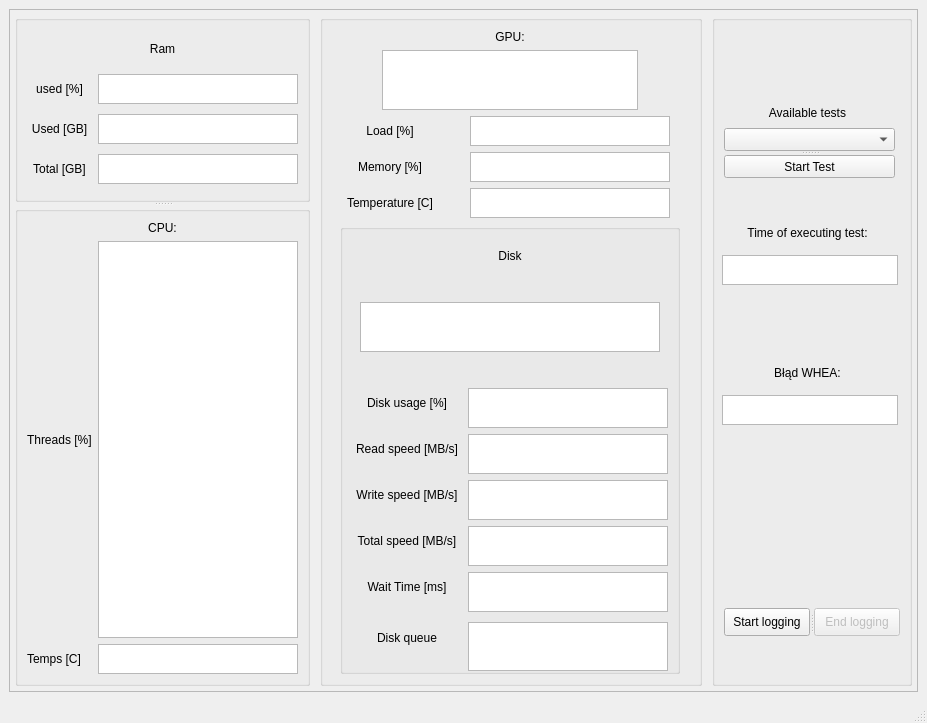
This is gui.ui in Janders8/resource-monitor as Qt 5 draws it before an edit. The edited form follows.
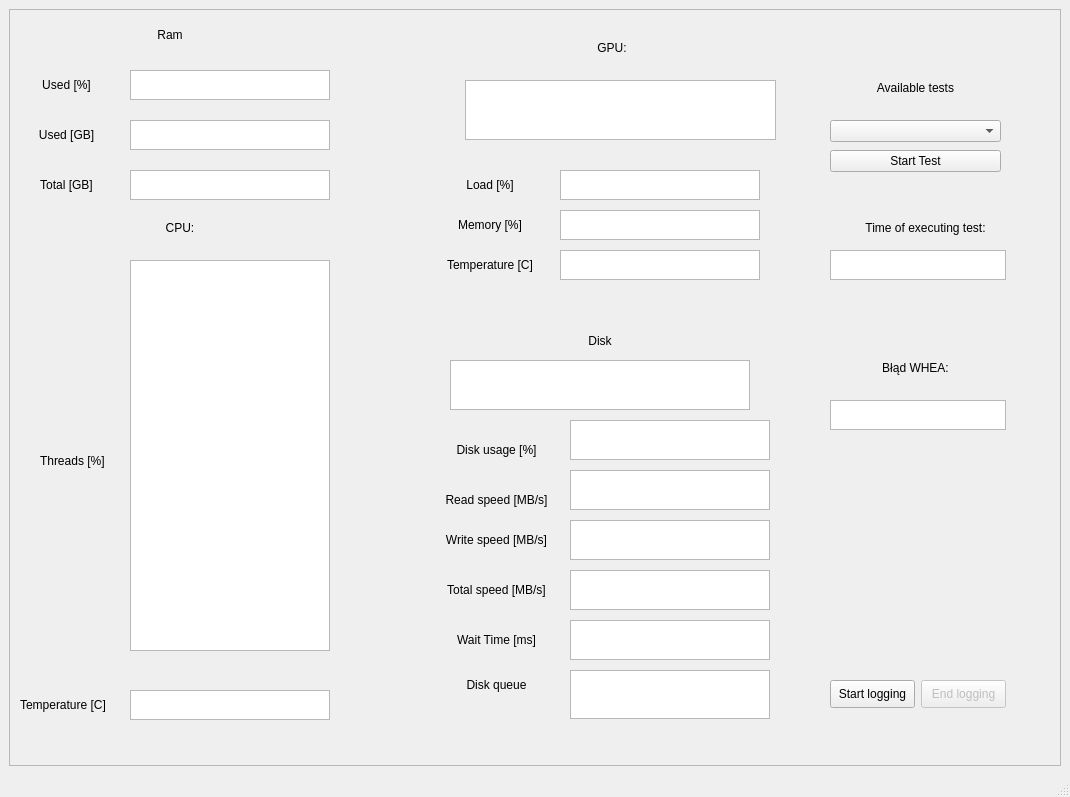
This is the edited form.

Diff of the .ui file:
```diff
--- a/gui.ui
+++ b/gui.ui
@@ -6,8 +6,8 @@
    <rect>
     <x>0</x>
     <y>0</y>
-    <width>927</width>
-    <height>723</height>
+    <width>1070</width>
+    <height>797</height>
    </rect>
   </property>
   <property name="mouseTracking">
@@ -28,249 +28,19 @@
         <rect>
          <x>0</x>
          <y>0</y>
-         <width>903</width>
-         <height>648</height>
+         <width>1046</width>
+         <height>722</height>
         </rect>
        </property>
-       <layout class="QGridLayout" name="gridLayout_3">
-        <property name="leftMargin">
-         <number>5</number>
-        </property>
-        <property name="topMargin">
-         <number>5</number>
-        </property>
-        <property name="rightMargin">
-         <number>5</number>
-        </property>
-        <property name="bottomMargin">
-         <number>5</number>
-        </property>
-        <property name="spacing">
-         <number>10</number>
-        </property>
-        <item row="0" column="1">
-         <layout class="QGridLayout" name="gridLayout_5">
-          <item row="0" column="2">
-           <widget class="QGroupBox" name="groupBox_6">
-            <property name="minimumSize">
-             <size>
-              <width>200</width>
-              <height>400</height>
-             </size>
-            </property>
-            <property name="maximumSize">
-             <size>
-              <width>200</width>
-              <height>16777215</height>
-             </size>
-            </property>
-            <property name="title">
-             <string/>
-            </property>
-            <widget class="QSplitter" name="splitter_3">
-             <property name="geometry">
-              <rect>
-               <x>12</x>
-               <y>113</y>
-               <width>171</width>
-               <height>50</height>
-              </rect>
-             </property>
-             <property name="orientation">
-              <enum>Qt::Vertical</enum>
-             </property>
-             <widget class="QComboBox" name="comboBoxTests">
-              <property name="maximumSize">
-               <size>
-                <width>16777215</width>
-                <height>40</height>
-               </size>
-              </property>
-             </widget>
-             <widget class="QPushButton" name="startTest">
-              <property name="sizePolicy">
-               <sizepolicy hsizetype="Minimum" vsizetype="Fixed">
-                <horstretch>0</horstretch>
-                <verstretch>0</verstretch>
-               </sizepolicy>
-              </property>
-              <property name="maximumSize">
-               <size>
-                <width>16777215</width>
-                <height>40</height>
-               </size>
-              </property>
-              <property name="text">
-               <string>Start Test</string>
-              </property>
-             </widget>
-            </widget>
-            <widget class="QSplitter" name="splitter">
-             <property name="geometry">
-              <rect>
-               <x>12</x>
-               <y>593</y>
-               <width>176</width>
-               <height>28</height>
-              </rect>
-             </property>
-             <property name="sizePolicy">
-              <sizepolicy hsizetype="Expanding" vsizetype="Fixed">
-               <horstretch>0</horstretch>
-               <verstretch>0</verstretch>
-              </sizepolicy>
-             </property>
-             <property name="maximumSize">
-              <size>
-               <width>16777215</width>
-               <height>16777215</height>
-              </size>
-             </property>
-             <property name="orientation">
-              <enum>Qt::Horizontal</enum>
-             </property>
-             <widget class="QPushButton" name="StartLogging">
-              <property name="sizePolicy">
-               <sizepolicy hsizetype="Minimum" vsizetype="Fixed">
-                <horstretch>0</horstretch>
-                <verstretch>0</verstretch>
-               </sizepolicy>
-              </property>
-              <property name="text">
-               <string>Start logging</string>
-              </property>
-             </widget>
-             <widget class="QPushButton" name="EndLogging">
-              <property name="enabled">
-               <bool>false</bool>
-              </property>
-              <property name="text">
-               <string>End logging</string>
-              </property>
-             </widget>
-            </widget>
-            <widget class="QLabel" name="label_8">
-             <property name="geometry">
-              <rect>
-               <x>10</x>
-               <y>210</y>
-               <width>171</width>
-               <height>16</height>
-              </rect>
-             </property>
-             <property name="maximumSize">
-              <size>
-               <width>16777215</width>
-               <height>40</height>
-              </size>
-             </property>
-             <property name="text">
-              <string>&lt;html&gt;&lt;head/&gt;&lt;body&gt;&lt;p align=&quot;center&quot;&gt;Time of executing test:&lt;/p&gt;&lt;/body&gt;&lt;/html&gt;</string>
-             </property>
-            </widget>
-            <widget class="QTextBrowser" name="textBrowserTestTime">
-             <property name="geometry">
-              <rect>
-               <x>10</x>
-               <y>240</y>
-               <width>176</width>
-               <height>30</height>
-              </rect>
-             </property>
-             <property name="maximumSize">
-              <size>
-               <width>16777215</width>
-               <height>30</height>
-              </size>
-             </property>
-            </widget>
-            <widget class="QLabel" name="label_9">
-             <property name="geometry">
-              <rect>
-               <x>10</x>
-               <y>90</y>
-               <width>171</width>
-               <height>16</height>
-              </rect>
-             </property>
-             <property name="maximumSize">
-              <size>
-               <width>16777215</width>
-               <height>40</height>
-              </size>
-             </property>
-             <property name="text">
-              <string>&lt;html&gt;&lt;head/&gt;&lt;body&gt;&lt;p align=&quot;center&quot;&gt;Available tests&lt;/p&gt;&lt;/body&gt;&lt;/html&gt;</string>
-             </property>
-            </widget>
-            <widget class="QLabel" name="label_10">
-             <property name="geometry">
-              <rect>
-               <x>10</x>
-               <y>350</y>
-               <width>171</width>
-               <height>16</height>
-              </rect>
-             </property>
-             <property name="maximumSize">
-              <size>
-               <width>16777215</width>
-               <height>40</height>
-              </size>
-             </property>
-             <property name="text">
-              <string>&lt;html&gt;&lt;head/&gt;&lt;body&gt;&lt;p align=&quot;center&quot;&gt;Błąd WHEA:&lt;/p&gt;&lt;/body&gt;&lt;/html&gt;</string>
-             </property>
-            </widget>
-            <widget class="QTextBrowser" name="textBrowserWHEA">
-             <property name="geometry">
-              <rect>
-               <x>10</x>
-               <y>380</y>
-               <width>176</width>
-               <height>30</height>
-              </rect>
-             </property>
-             <property name="maximumSize">
-              <size>
-               <width>16777215</width>
-               <height>30</height>
-              </size>
-             </property>
-            </widget>
-           </widget>
-          </item>
-          <item row="0" column="0">
-           <widget class="QSplitter" name="splitter_2">
-            <property name="orientation">
-             <enum>Qt::Vertical</enum>
-            </property>
-            <widget class="QGroupBox" name="groupBox">
-             <property name="maximumSize">
-              <size>
-               <width>16777215</width>
-               <height>200</height>
-              </size>
-             </property>
-             <property name="title">
-              <string/>
-             </property>
-             <layout class="QGridLayout" name="gridLayout">
-              <item row="1" column="0">
-               <widget class="QLabel" name="label_5">
-                <property name="autoFillBackground">
-                 <bool>false</bool>
-                </property>
-                <property name="text">
-                 <string>used [%]</string>
-                </property>
-                <property name="alignment">
-                 <set>Qt::AlignCenter</set>
-                </property>
-               </widget>
-              </item>
-              <item row="0" column="0" colspan="2">
                <widget class="QLabel" name="label_2">
+        <property name="geometry">
+         <rect>
+          <x>20</x>
+          <y>10</y>
+          <width>280</width>
+          <height>30</height>
+         </rect>
+        </property>
                 <property name="maximumSize">
                  <size>
                   <width>16777215</width>
@@ -287,9 +57,34 @@
                  <set>Qt::AlignCenter</set>
                 </property>
                </widget>
-              </item>
-              <item row="2" column="1">
-               <widget class="QTextBrowser" name="textBrowserRamUsed">
+       <widget class="QLabel" name="label_5">
+        <property name="geometry">
+         <rect>
+          <x>20</x>
+          <y>60</y>
+          <width>73</width>
+          <height>30</height>
+         </rect>
+        </property>
+        <property name="autoFillBackground">
+         <bool>false</bool>
+        </property>
+        <property name="text">
+         <string>Used [%]</string>
+        </property>
+        <property name="alignment">
+         <set>Qt::AlignCenter</set>
+        </property>
+       </widget>
+       <widget class="QTextBrowser" name="textBrowserRamPercent">
+        <property name="geometry">
+         <rect>
+          <x>120</x>
+          <y>60</y>
+          <width>200</width>
+          <height>30</height>
+         </rect>
+        </property>
                 <property name="maximumSize">
                  <size>
                   <width>200</width>
@@ -297,9 +92,15 @@
                  </size>
                 </property>
                </widget>
-              </item>
-              <item row="2" column="0">
                <widget class="QLabel" name="label_4">
+        <property name="geometry">
+         <rect>
+          <x>20</x>
+          <y>110</y>
+          <width>73</width>
+          <height>30</height>
+         </rect>
+        </property>
                 <property name="autoFillBackground">
                  <bool>false</bool>
                 </property>
@@ -310,9 +111,15 @@
                  <set>Qt::AlignCenter</set>
                 </property>
                </widget>
-              </item>
-              <item row="1" column="1">
-               <widget class="QTextBrowser" name="textBrowserRamPercent">
+       <widget class="QTextBrowser" name="textBrowserRamUsed">
+        <property name="geometry">
+         <rect>
+          <x>120</x>
+          <y>110</y>
+          <width>200</width>
+          <height>30</height>
+         </rect>
+        </property>
                 <property name="maximumSize">
                  <size>
                   <width>200</width>
@@ -320,9 +127,15 @@
                  </size>
                 </property>
                </widget>
-              </item>
-              <item row="3" column="1">
                <widget class="QTextBrowser" name="textBrowserRamTotal">
+        <property name="geometry">
+         <rect>
+          <x>120</x>
+          <y>160</y>
+          <width>200</width>
+          <height>30</height>
+         </rect>
+        </property>
                 <property name="maximumSize">
                  <size>
                   <width>200</width>
@@ -330,9 +143,15 @@
                  </size>
                 </property>
                </widget>
-              </item>
-              <item row="3" column="0">
                <widget class="QLabel" name="label_6">
+        <property name="geometry">
+         <rect>
+          <x>20</x>
+          <y>160</y>
+          <width>73</width>
+          <height>30</height>
+         </rect>
+        </property>
                 <property name="autoFillBackground">
                  <bool>false</bool>
                 </property>
@@ -343,25 +162,34 @@
                  <set>Qt::AlignCenter</set>
                 </property>
                </widget>
-              </item>
-             </layout>
-            </widget>
-            <widget class="QGroupBox" name="groupBox_2">
-             <property name="minimumSize">
-              <size>
-               <width>0</width>
-               <height>400</height>
-              </size>
-             </property>
-             <property name="title">
-              <string/>
-             </property>
-             <layout class="QGridLayout" name="gridLayout_2">
-              <item row="2" column="1">
+       <widget class="QLabel" name="label">
+        <property name="geometry">
+         <rect>
+          <x>30</x>
+          <y>210</y>
+          <width>280</width>
+          <height>16</height>
+         </rect>
+        </property>
+        <property name="text">
+         <string>CPU:</string>
+        </property>
+        <property name="alignment">
+         <set>Qt::AlignCenter</set>
+        </property>
+       </widget>
                <widget class="QTextBrowser" name="textBrowserCpu">
                 <property name="enabled">
                  <bool>true</bool>
                 </property>
+        <property name="geometry">
+         <rect>
+          <x>120</x>
+          <y>250</y>
+          <width>200</width>
+          <height>391</height>
+         </rect>
+        </property>
                 <property name="minimumSize">
                  <size>
                   <width>200</width>
@@ -384,36 +212,44 @@
                  <enum>QAbstractScrollArea::AdjustToContents</enum>
                 </property>
                </widget>
-              </item>
-              <item row="2" column="0">
                <widget class="QLabel" name="label_3">
+        <property name="geometry">
+         <rect>
+          <x>30</x>
+          <y>240</y>
+          <width>73</width>
+          <height>421</height>
+         </rect>
+        </property>
                 <property name="text">
                  <string>Threads [%]</string>
                 </property>
                </widget>
-              </item>
-              <item row="3" column="0">
                <widget class="QLabel" name="label_7">
-                <property name="text">
-                 <string>Temps [C]</string>
-                </property>
-               </widget>
-              </item>
-              <item row="1" column="0" colspan="2">
-               <widget class="QLabel" name="label">
+        <property name="geometry">
+         <rect>
+          <x>10</x>
+          <y>680</y>
+          <width>111</width>
+          <height>30</height>
+         </rect>
+        </property>
                 <property name="text">
-                 <string>CPU:</string>
-                </property>
-                <property name="alignment">
-                 <set>Qt::AlignCenter</set>
-                </property>
-               </widget>
-              </item>
-              <item row="3" column="1">
+         <string>Temperature [C]</string>
+        </property>
+       </widget>
                <widget class="QTextBrowser" name="textBrowserCpuTemp">
                 <property name="enabled">
                  <bool>true</bool>
                 </property>
+        <property name="geometry">
+         <rect>
+          <x>120</x>
+          <y>680</y>
+          <width>200</width>
+          <height>30</height>
+         </rect>
+        </property>
                 <property name="minimumSize">
                  <size>
                   <width>200</width>
@@ -436,66 +272,15 @@
                  <bool>false</bool>
                 </property>
                </widget>
-              </item>
-             </layout>
-            </widget>
-           </widget>
-          </item>
-          <item row="0" column="1">
-           <widget class="QGroupBox" name="groupBox_4">
-            <property name="maximumSize">
-             <size>
-              <width>700</width>
-              <height>16777215</height>
-             </size>
-            </property>
-            <property name="styleSheet">
-             <string notr="true"/>
-            </property>
-            <property name="title">
-             <string/>
-            </property>
-            <layout class="QGridLayout" name="gridLayout_4">
-             <item row="2" column="0">
-              <widget class="QLabel" name="label_12">
-               <property name="maximumSize">
-                <size>
-                 <width>100</width>
-                 <height>16777215</height>
-                </size>
-               </property>
-               <property name="autoFillBackground">
-                <bool>false</bool>
-               </property>
-               <property name="text">
-                <string>Load [%]</string>
-               </property>
-               <property name="alignment">
-                <set>Qt::AlignCenter</set>
-               </property>
-              </widget>
-             </item>
-             <item row="4" column="0">
-              <widget class="QLabel" name="label_14">
-               <property name="maximumSize">
-                <size>
-                 <width>100</width>
-                 <height>16777215</height>
-                </size>
-               </property>
-               <property name="autoFillBackground">
-                <bool>false</bool>
-               </property>
-               <property name="text">
-                <string>Temperature [C]</string>
-               </property>
-               <property name="alignment">
-                <set>Qt::AlignCenter</set>
-               </property>
-              </widget>
-             </item>
-             <item row="0" column="0" colspan="2">
               <widget class="QLabel" name="label_11">
+        <property name="geometry">
+         <rect>
+          <x>430</x>
+          <y>30</y>
+          <width>344</width>
+          <height>16</height>
+         </rect>
+        </property>
                <property name="maximumSize">
                 <size>
                  <width>16777215</width>
@@ -512,9 +297,56 @@
                 <set>Qt::AlignCenter</set>
                </property>
               </widget>
-             </item>
-             <item row="3" column="0">
+       <widget class="QLabel" name="label_12">
+        <property name="geometry">
+         <rect>
+          <x>430</x>
+          <y>160</y>
+          <width>100</width>
+          <height>30</height>
+         </rect>
+        </property>
+        <property name="maximumSize">
+         <size>
+          <width>100</width>
+          <height>16777215</height>
+         </size>
+        </property>
+        <property name="autoFillBackground">
+         <bool>false</bool>
+        </property>
+        <property name="text">
+         <string>Load [%]</string>
+        </property>
+        <property name="alignment">
+         <set>Qt::AlignCenter</set>
+        </property>
+       </widget>
+       <widget class="QTextBrowser" name="textBrowserGpuLoad">
+        <property name="geometry">
+         <rect>
+          <x>550</x>
+          <y>160</y>
+          <width>200</width>
+          <height>30</height>
+         </rect>
+        </property>
+        <property name="maximumSize">
+         <size>
+          <width>200</width>
+          <height>30</height>
+         </size>
+        </property>
+       </widget>
               <widget class="QLabel" name="label_13">
+        <property name="geometry">
+         <rect>
+          <x>430</x>
+          <y>200</y>
+          <width>100</width>
+          <height>30</height>
+         </rect>
+        </property>
                <property name="maximumSize">
                 <size>
                  <width>100</width>
@@ -531,9 +363,31 @@
                 <set>Qt::AlignCenter</set>
                </property>
               </widget>
-             </item>
-             <item row="1" column="0" colspan="2" alignment="Qt::AlignHCenter">
+       <widget class="QTextBrowser" name="textBrowserGpuMemory">
+        <property name="geometry">
+         <rect>
+          <x>550</x>
+          <y>200</y>
+          <width>200</width>
+          <height>30</height>
+         </rect>
+        </property>
+        <property name="maximumSize">
+         <size>
+          <width>200</width>
+          <height>30</height>
+         </size>
+        </property>
+       </widget>
               <widget class="QTextBrowser" name="textBrowserGpuName">
+        <property name="geometry">
+         <rect>
+          <x>455</x>
+          <y>70</y>
+          <width>311</width>
+          <height>60</height>
+         </rect>
+        </property>
                <property name="maximumSize">
                 <size>
                  <width>500</width>
@@ -541,86 +395,56 @@
                 </size>
                </property>
               </widget>
-             </item>
-             <item row="3" column="1">
-              <widget class="QTextBrowser" name="textBrowserGpuMemory">
-               <property name="maximumSize">
-                <size>
-                 <width>200</width>
+       <widget class="QLabel" name="label_14">
+        <property name="geometry">
+         <rect>
+          <x>430</x>
+          <y>240</y>
+          <width>100</width>
                  <height>30</height>
-                </size>
-               </property>
-              </widget>
-             </item>
-             <item row="2" column="1">
-              <widget class="QTextBrowser" name="textBrowserGpuLoad">
+         </rect>
+        </property>
                <property name="maximumSize">
                 <size>
-                 <width>200</width>
-                 <height>30</height>
-                </size>
-               </property>
-              </widget>
-             </item>
-             <item row="4" column="1">
+          <width>100</width>
+          <height>16777215</height>
+         </size>
+        </property>
+        <property name="autoFillBackground">
+         <bool>false</bool>
+        </property>
+        <property name="text">
+         <string>Temperature [C]</string>
+        </property>
+        <property name="alignment">
+         <set>Qt::AlignCenter</set>
+        </property>
+       </widget>
               <widget class="QTextBrowser" name="textBrowserGpuTemp">
-               <property name="maximumSize">
-                <size>
+        <property name="geometry">
+         <rect>
+          <x>550</x>
+          <y>240</y>
                  <width>200</width>
                  <height>30</height>
-                </size>
-               </property>
-              </widget>
-             </item>
-             <item row="5" column="0" colspan="2">
-              <widget class="QGroupBox" name="groupBox_3">
-               <property name="minimumSize">
-                <size>
-                 <width>0</width>
-                 <height>400</height>
-                </size>
-               </property>
-               <property name="styleSheet">
-                <string notr="true"/>
-               </property>
-               <property name="title">
-                <string/>
-               </property>
-               <property name="flat">
-                <bool>false</bool>
-               </property>
-               <layout class="QGridLayout" name="gridLayout_7">
-                <item row="8" column="1">
-                 <widget class="QTextBrowser" name="textBrowserDiskWaitTime">
-                  <property name="minimumSize">
-                   <size>
-                    <width>200</width>
-                    <height>40</height>
-                   </size>
-                  </property>
+         </rect>
+        </property>
                   <property name="maximumSize">
                    <size>
-                    <width>130</width>
+          <width>200</width>
                     <height>30</height>
                    </size>
                   </property>
                  </widget>
-                </item>
-                <item row="9" column="0">
-                 <widget class="QLabel" name="label_20">
-                  <property name="autoFillBackground">
-                   <bool>false</bool>
-                  </property>
-                  <property name="text">
-                   <string>Disk queue</string>
-                  </property>
-                  <property name="alignment">
-                   <set>Qt::AlignCenter</set>
-                  </property>
-                 </widget>
-                </item>
-                <item row="0" column="0" colspan="2">
                  <widget class="QLabel" name="label_18">
+        <property name="geometry">
+         <rect>
+          <x>430</x>
+          <y>320</y>
+          <width>320</width>
+          <height>22</height>
+         </rect>
+        </property>
                   <property name="autoFillBackground">
                    <bool>false</bool>
                   </property>
@@ -631,25 +455,43 @@
                    <set>Qt::AlignCenter</set>
                   </property>
                  </widget>
-                </item>
-                <item row="4" column="1">
-                 <widget class="QTextBrowser" name="textBrowserDiskUsage">
+       <widget class="QTextBrowser" name="textBrowserDiskModel">
+        <property name="geometry">
+         <rect>
+          <x>440</x>
+          <y>350</y>
+          <width>300</width>
+          <height>50</height>
+         </rect>
+        </property>
                   <property name="minimumSize">
                    <size>
-                    <width>200</width>
-                    <height>40</height>
+          <width>300</width>
+          <height>0</height>
                    </size>
                   </property>
                   <property name="maximumSize">
                    <size>
-                    <width>130</width>
-                    <height>30</height>
+          <width>300</width>
+          <height>50</height>
+         </size>
+        </property>
+        <property name="baseSize">
+         <size>
+          <width>0</width>
+          <height>0</height>
                    </size>
                   </property>
                  </widget>
-                </item>
-                <item row="4" column="0">
                  <widget class="QLabel" name="label_21">
+        <property name="geometry">
+         <rect>
+          <x>430</x>
+          <y>420</y>
+          <width>113</width>
+          <height>40</height>
+         </rect>
+        </property>
                   <property name="autoFillBackground">
                    <bool>false</bool>
                   </property>
@@ -660,22 +502,15 @@
                    <set>Qt::AlignCenter</set>
                   </property>
                  </widget>
-                </item>
-                <item row="7" column="0">
-                 <widget class="QLabel" name="label_17">
-                  <property name="autoFillBackground">
-                   <bool>false</bool>
-                  </property>
-                  <property name="text">
-                   <string>Total speed [MB/s]</string>
-                  </property>
-                  <property name="alignment">
-                   <set>Qt::AlignCenter</set>
-                  </property>
-                 </widget>
-                </item>
-                <item row="7" column="1">
-                 <widget class="QTextBrowser" name="textBrowserDiskTotalSpeed">
+       <widget class="QTextBrowser" name="textBrowserDiskUsage">
+        <property name="geometry">
+         <rect>
+          <x>560</x>
+          <y>410</y>
+          <width>200</width>
+          <height>40</height>
+         </rect>
+        </property>
                   <property name="minimumSize">
                    <size>
                     <width>200</width>
@@ -689,9 +524,15 @@
                    </size>
                   </property>
                  </widget>
-                </item>
-                <item row="6" column="0">
                  <widget class="QLabel" name="label_16">
+        <property name="geometry">
+         <rect>
+          <x>430</x>
+          <y>510</y>
+          <width>113</width>
+          <height>40</height>
+         </rect>
+        </property>
                   <property name="autoFillBackground">
                    <bool>false</bool>
                   </property>
@@ -702,9 +543,15 @@
                    <set>Qt::AlignCenter</set>
                   </property>
                  </widget>
-                </item>
-                <item row="6" column="1">
-                 <widget class="QTextBrowser" name="textBrowserDiskWriteSpeed">
+       <widget class="QTextBrowser" name="textBrowserDiskReadSpeed">
+        <property name="geometry">
+         <rect>
+          <x>560</x>
+          <y>460</y>
+          <width>200</width>
+          <height>40</height>
+         </rect>
+        </property>
                   <property name="minimumSize">
                    <size>
                     <width>200</width>
@@ -718,9 +565,37 @@
                    </size>
                   </property>
                  </widget>
-                </item>
-                <item row="9" column="1">
+       <widget class="QTextBrowser" name="textBrowserDiskTotalSpeed">
+        <property name="geometry">
+         <rect>
+          <x>560</x>
+          <y>560</y>
+          <width>200</width>
+          <height>40</height>
+         </rect>
+        </property>
+        <property name="minimumSize">
+         <size>
+          <width>200</width>
+          <height>40</height>
+         </size>
+        </property>
+        <property name="maximumSize">
+         <size>
+          <width>130</width>
+          <height>30</height>
+         </size>
+        </property>
+       </widget>
                  <widget class="QTextBrowser" name="textBrowserDiskQueue">
+        <property name="geometry">
+         <rect>
+          <x>560</x>
+          <y>660</y>
+          <width>200</width>
+          <height>49</height>
+         </rect>
+        </property>
                   <property name="minimumSize">
                    <size>
                     <width>200</width>
@@ -734,9 +609,34 @@
                    </size>
                   </property>
                  </widget>
-                </item>
-                <item row="8" column="0">
+       <widget class="QLabel" name="label_20">
+        <property name="geometry">
+         <rect>
+          <x>430</x>
+          <y>650</y>
+          <width>113</width>
+          <height>49</height>
+         </rect>
+        </property>
+        <property name="autoFillBackground">
+         <bool>false</bool>
+        </property>
+        <property name="text">
+         <string>Disk queue</string>
+        </property>
+        <property name="alignment">
+         <set>Qt::AlignCenter</set>
+        </property>
+       </widget>
                  <widget class="QLabel" name="label_19">
+        <property name="geometry">
+         <rect>
+          <x>430</x>
+          <y>610</y>
+          <width>113</width>
+          <height>40</height>
+         </rect>
+        </property>
                   <property name="autoFillBackground">
                    <bool>false</bool>
                   </property>
@@ -747,9 +647,15 @@
                    <set>Qt::AlignCenter</set>
                   </property>
                  </widget>
-                </item>
-                <item row="5" column="0">
                  <widget class="QLabel" name="label_15">
+        <property name="geometry">
+         <rect>
+          <x>430</x>
+          <y>470</y>
+          <width>113</width>
+          <height>40</height>
+         </rect>
+        </property>
                   <property name="autoFillBackground">
                    <bool>false</bool>
                   </property>
@@ -760,31 +666,37 @@
                    <set>Qt::AlignCenter</set>
                   </property>
                  </widget>
-                </item>
-                <item row="1" column="0" rowspan="3" colspan="2" alignment="Qt::AlignHCenter">
-                 <widget class="QTextBrowser" name="textBrowserDiskModel">
+       <widget class="QTextBrowser" name="textBrowserDiskWriteSpeed">
+        <property name="geometry">
+         <rect>
+          <x>560</x>
+          <y>510</y>
+          <width>200</width>
+          <height>40</height>
+         </rect>
+        </property>
                   <property name="minimumSize">
                    <size>
-                    <width>300</width>
-                    <height>0</height>
+          <width>200</width>
+          <height>40</height>
                    </size>
                   </property>
                   <property name="maximumSize">
                    <size>
-                    <width>300</width>
-                    <height>50</height>
-                   </size>
-                  </property>
-                  <property name="baseSize">
-                   <size>
-                    <width>0</width>
-                    <height>0</height>
-                   </size>
-                  </property>
-                 </widget>
-                </item>
-                <item row="5" column="1">
-                 <widget class="QTextBrowser" name="textBrowserDiskReadSpeed">
+          <width>130</width>
+          <height>30</height>
+         </size>
+        </property>
+       </widget>
+       <widget class="QTextBrowser" name="textBrowserDiskWaitTime">
+        <property name="geometry">
+         <rect>
+          <x>560</x>
+          <y>610</y>
+          <width>200</width>
+          <height>40</height>
+         </rect>
+        </property>
                   <property name="minimumSize">
                    <size>
                     <width>200</width>
@@ -798,16 +710,190 @@
                    </size>
                   </property>
                  </widget>
-                </item>
-               </layout>
-              </widget>
-             </item>
-            </layout>
-           </widget>
-          </item>
-         </layout>
-        </item>
-       </layout>
+       <widget class="QLabel" name="label_17">
+        <property name="geometry">
+         <rect>
+          <x>430</x>
+          <y>560</y>
+          <width>113</width>
+          <height>40</height>
+         </rect>
+        </property>
+        <property name="autoFillBackground">
+         <bool>false</bool>
+        </property>
+        <property name="text">
+         <string>Total speed [MB/s]</string>
+        </property>
+        <property name="alignment">
+         <set>Qt::AlignCenter</set>
+        </property>
+       </widget>
+       <widget class="QLabel" name="label_9">
+        <property name="geometry">
+         <rect>
+          <x>820</x>
+          <y>70</y>
+          <width>171</width>
+          <height>16</height>
+         </rect>
+        </property>
+        <property name="maximumSize">
+         <size>
+          <width>16777215</width>
+          <height>40</height>
+         </size>
+        </property>
+        <property name="text">
+         <string>&lt;html&gt;&lt;head/&gt;&lt;body&gt;&lt;p align=&quot;center&quot;&gt;Available tests&lt;/p&gt;&lt;/body&gt;&lt;/html&gt;</string>
+        </property>
+       </widget>
+       <widget class="QComboBox" name="comboBoxTests">
+        <property name="geometry">
+         <rect>
+          <x>820</x>
+          <y>110</y>
+          <width>171</width>
+          <height>22</height>
+         </rect>
+        </property>
+        <property name="maximumSize">
+         <size>
+          <width>16777215</width>
+          <height>40</height>
+         </size>
+        </property>
+       </widget>
+       <widget class="QPushButton" name="startTest">
+        <property name="geometry">
+         <rect>
+          <x>820</x>
+          <y>140</y>
+          <width>171</width>
+          <height>22</height>
+         </rect>
+        </property>
+        <property name="sizePolicy">
+         <sizepolicy hsizetype="Minimum" vsizetype="Fixed">
+          <horstretch>0</horstretch>
+          <verstretch>0</verstretch>
+         </sizepolicy>
+        </property>
+        <property name="maximumSize">
+         <size>
+          <width>16777215</width>
+          <height>40</height>
+         </size>
+        </property>
+        <property name="text">
+         <string>Start Test</string>
+        </property>
+       </widget>
+       <widget class="QLabel" name="label_8">
+        <property name="geometry">
+         <rect>
+          <x>830</x>
+          <y>210</y>
+          <width>171</width>
+          <height>16</height>
+         </rect>
+        </property>
+        <property name="maximumSize">
+         <size>
+          <width>16777215</width>
+          <height>40</height>
+         </size>
+        </property>
+        <property name="text">
+         <string>&lt;html&gt;&lt;head/&gt;&lt;body&gt;&lt;p align=&quot;center&quot;&gt;Time of executing test:&lt;/p&gt;&lt;/body&gt;&lt;/html&gt;</string>
+        </property>
+       </widget>
+       <widget class="QTextBrowser" name="textBrowserTestTime">
+        <property name="geometry">
+         <rect>
+          <x>820</x>
+          <y>240</y>
+          <width>176</width>
+          <height>30</height>
+         </rect>
+        </property>
+        <property name="maximumSize">
+         <size>
+          <width>16777215</width>
+          <height>30</height>
+         </size>
+        </property>
+       </widget>
+       <widget class="QLabel" name="label_10">
+        <property name="geometry">
+         <rect>
+          <x>820</x>
+          <y>350</y>
+          <width>171</width>
+          <height>16</height>
+         </rect>
+        </property>
+        <property name="maximumSize">
+         <size>
+          <width>16777215</width>
+          <height>40</height>
+         </size>
+        </property>
+        <property name="text">
+         <string>&lt;html&gt;&lt;head/&gt;&lt;body&gt;&lt;p align=&quot;center&quot;&gt;Błąd WHEA:&lt;/p&gt;&lt;/body&gt;&lt;/html&gt;</string>
+        </property>
+       </widget>
+       <widget class="QTextBrowser" name="textBrowserWHEA">
+        <property name="geometry">
+         <rect>
+          <x>820</x>
+          <y>390</y>
+          <width>176</width>
+          <height>30</height>
+         </rect>
+        </property>
+        <property name="maximumSize">
+         <size>
+          <width>16777215</width>
+          <height>30</height>
+         </size>
+        </property>
+       </widget>
+       <widget class="QPushButton" name="EndLogging">
+        <property name="enabled">
+         <bool>false</bool>
+        </property>
+        <property name="geometry">
+         <rect>
+          <x>911</x>
+          <y>670</y>
+          <width>85</width>
+          <height>28</height>
+         </rect>
+        </property>
+        <property name="text">
+         <string>End logging</string>
+        </property>
+       </widget>
+       <widget class="QPushButton" name="StartLogging">
+        <property name="geometry">
+         <rect>
+          <x>820</x>
+          <y>670</y>
+          <width>85</width>
+          <height>28</height>
+         </rect>
+        </property>
+        <property name="sizePolicy">
+         <sizepolicy hsizetype="Minimum" vsizetype="Fixed">
+          <horstretch>0</horstretch>
+          <verstretch>0</verstretch>
+         </sizepolicy>
+        </property>
+        <property name="text">
+         <string>Start logging</string>
+        </property>
+       </widget>
       </widget>
      </widget>
     </item>
```
Left out of the diff: 4 changed lines with no effect on the pictures. Lines whose indentation alone changed are shown as unchanged.
